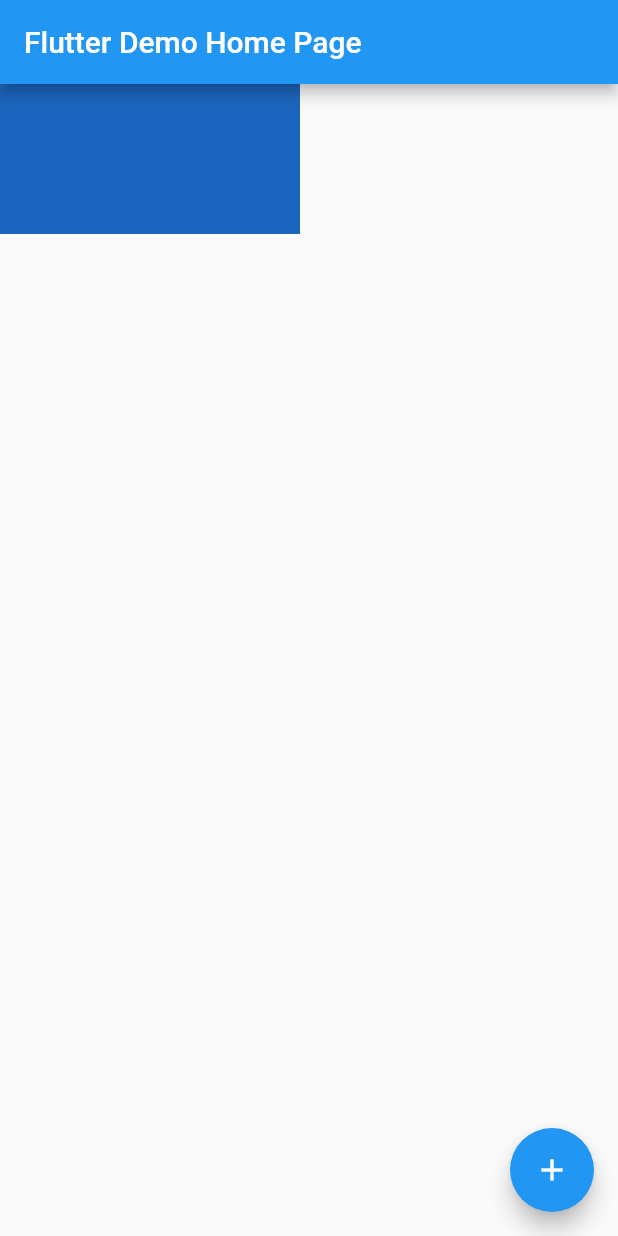
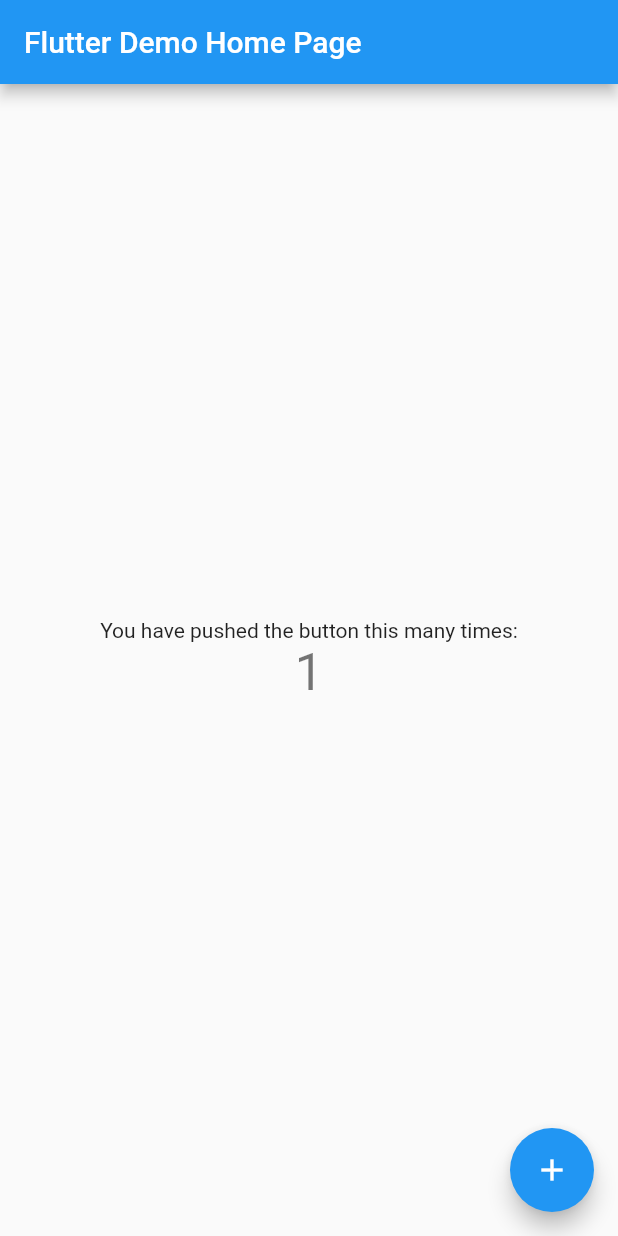
Before and after one commit to isobe-yota/gitflutter, a Flutter app: the screen it shows after launch, after a tap on the "add" icon, on a phone screen of 412 x 824 dp. Run offline on Flutter 3.47's test engine with Material 2 defaults, Android fonts, the phone set to English and light mode, and no system bars; our stand-ins replace shared_preferences.

Commit message:
buildcontext

```diff
--- a/flutter/test1/lib/main.dart
+++ b/flutter/test1/lib/main.dart
@@ -1,5 +1,5 @@
 import 'package:flutter/material.dart';
-import 'package:test1/statefulTile.dart';
+import 'package:test1/BusinessLogic.dart';
 
 void main() {
   runApp(MyApp());
@@ -26,20 +26,10 @@ class MyHomePage extends StatefulWidget {
 }
 
 class _MyHomePageState extends State<MyHomePage> {
-  late List<Widget> tiles;
-  @override
-  void initState() {
-    super.initState();
-    tiles = [
-      StatefulTile(key: UniqueKey()),
-      StatefulTile(key: UniqueKey()),
-    ];
-  }
-
-  // 入れ替え処理
-  void changeTiles() {
+  int _counter = 0;
+  void _incrementCounter() {
     setState(() {
-      tiles.insert(1, tiles.removeAt(0));
+      _counter++; // ここにブレイクポイントをはる
     });
   }
 
@@ -49,12 +39,25 @@ class _MyHomePageState extends State<MyHomePage> {
       appBar: AppBar(
         title: Text(widget.title!),
       ),
-      body: Row(children: tiles),
+      body: Center(
+        child: Column(
+          mainAxisAlignment: MainAxisAlignment.center,
+          children: <Widget>[
+            Text(
+              'You have pushed the button this many times:',
+            ),
+            Text(
+              '$_counter',
+              style: Theme.of(context).textTheme.headline4,
+            ),
+          ],
+        ),
+      ),
       floatingActionButton: FloatingActionButton(
-        onPressed: changeTiles,
+        onPressed: _incrementCounter,
         tooltip: 'Increment',
         child: Icon(Icons.add),
-      ),
+      ), // This trailing comma makes auto-formatting nicer for build methods.
     );
   }
 }
```
Also changed, not shown: flutter/test1/lib/BusinessLogic.dart (renamed from flutter/test1/lib/BussinessLogic.dart).
